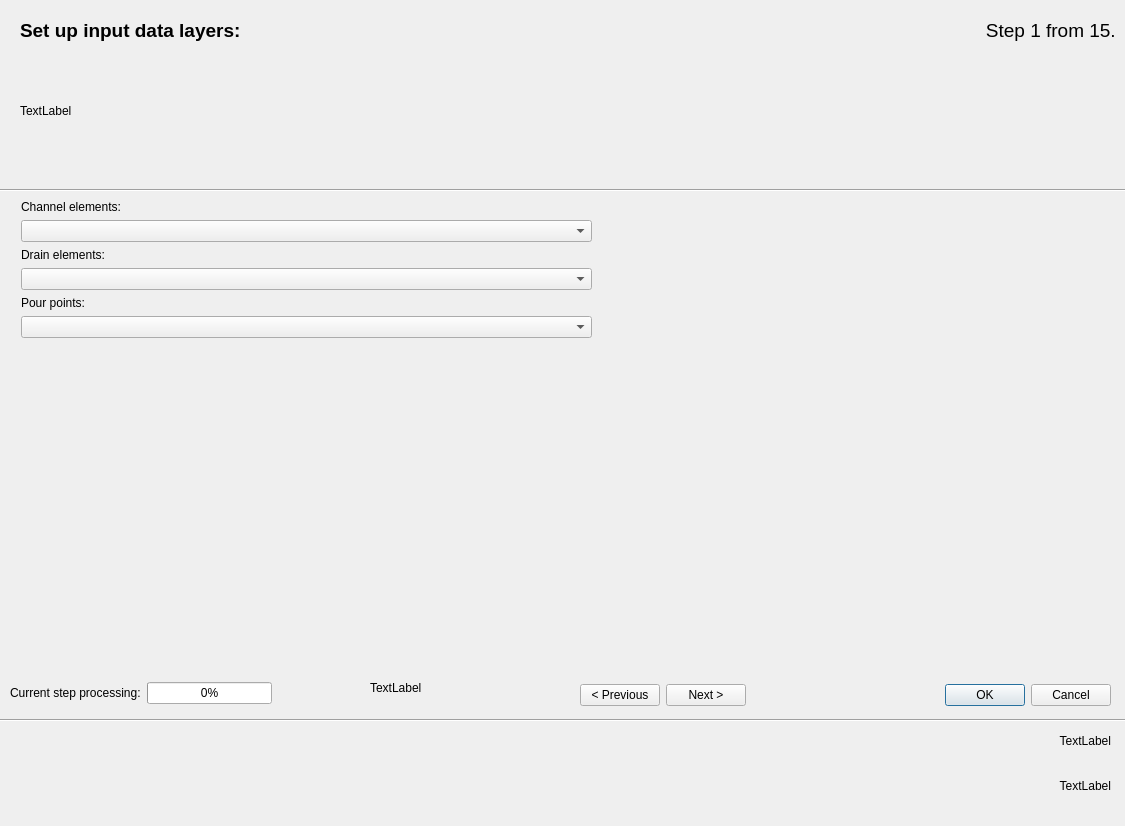
This is ui/gui_tests_dialog_base.ui in JanCaha/Erosion-Data-Preparation-Plugin as Qt 5 draws it before an edit. The edited form follows.
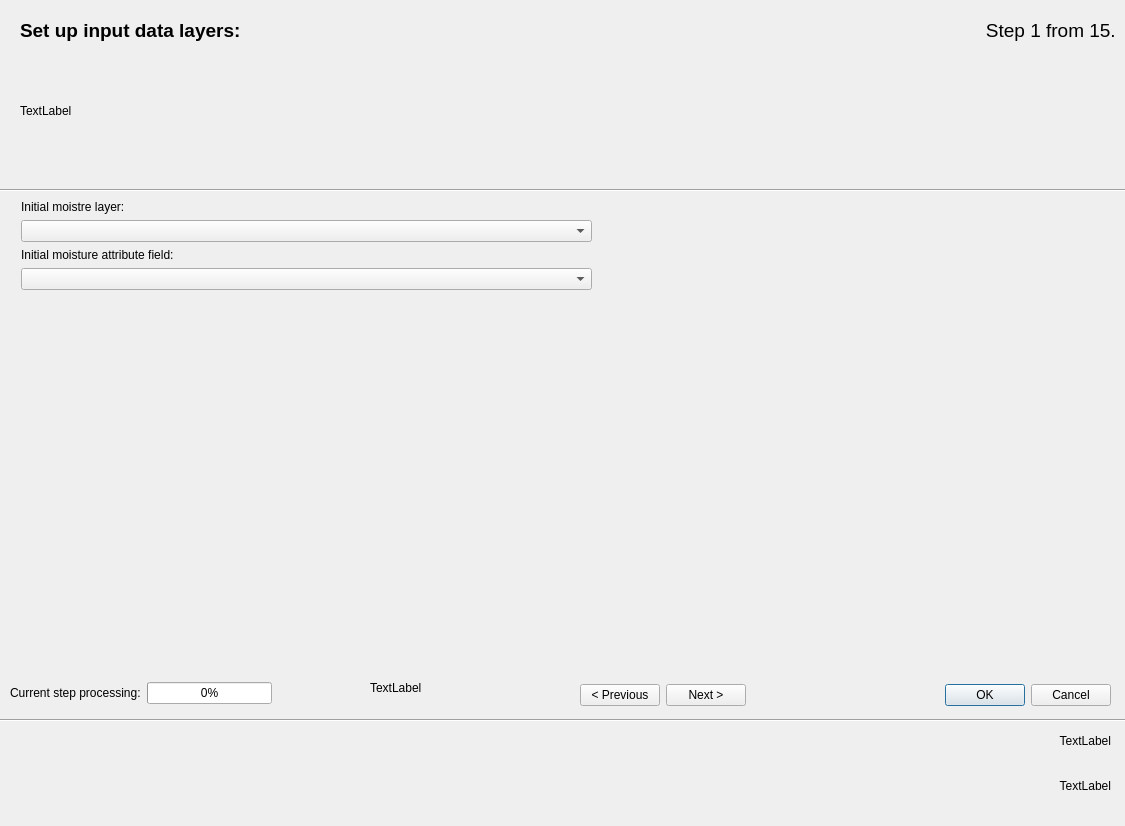
This is the edited form. Custom widgets are drawn as their Qt base class.

Commit message: new step in the process

What changed in the file:
```diff
--- a/ui/gui_tests_dialog_base.ui
+++ b/ui/gui_tests_dialog_base.ui
@@ -23,7 +23,7 @@
     </rect>
    </property>
    <property name="currentIndex">
-    <number>11</number>
+    <number>5</number>
    </property>
    <widget class="QWidget" name="page_0">
     <widget class="QWidget" name="layoutWidget">
@@ -314,6 +314,44 @@
      </property>
     </widget>
    </widget>
+   <widget class="QWidget" name="page">
+    <widget class="QWidget" name="layoutWidget_3">
+     <property name="geometry">
+      <rect>
+       <x>10</x>
+       <y>0</y>
+       <width>571</width>
+       <height>99</height>
+      </rect>
+     </property>
+     <layout class="QFormLayout" name="formLayout_6">
+      <item row="0" column="0">
+       <widget class="QLabel" name="label_initmoisture_layer">
+        <property name="text">
+         <string>Initial moistre layer:</string>
+        </property>
+       </widget>
+      </item>
+      <item row="2" column="0">
+       <widget class="QLabel" name="label_initmoisture">
+        <property name="text">
+         <string>Initial moisture attribute field:</string>
+        </property>
+       </widget>
+      </item>
+      <item row="3" column="0" colspan="2">
+       <widget class="QgsFieldComboBox" name="fcb_initmoisture">
+        <property name="allowEmptyFieldName">
+         <bool>true</bool>
+        </property>
+       </widget>
+      </item>
+      <item row="1" column="0" colspan="2">
+       <widget class="QComboBox" name="fcb_initmoisture_layer"/>
+      </item>
+     </layout>
+    </widget>
+   </widget>
    <widget class="QWidget" name="page_5">
     <widget class="QLabel" name="label_7">
      <property name="geometry">
```
The commit also changes 2 other files.
